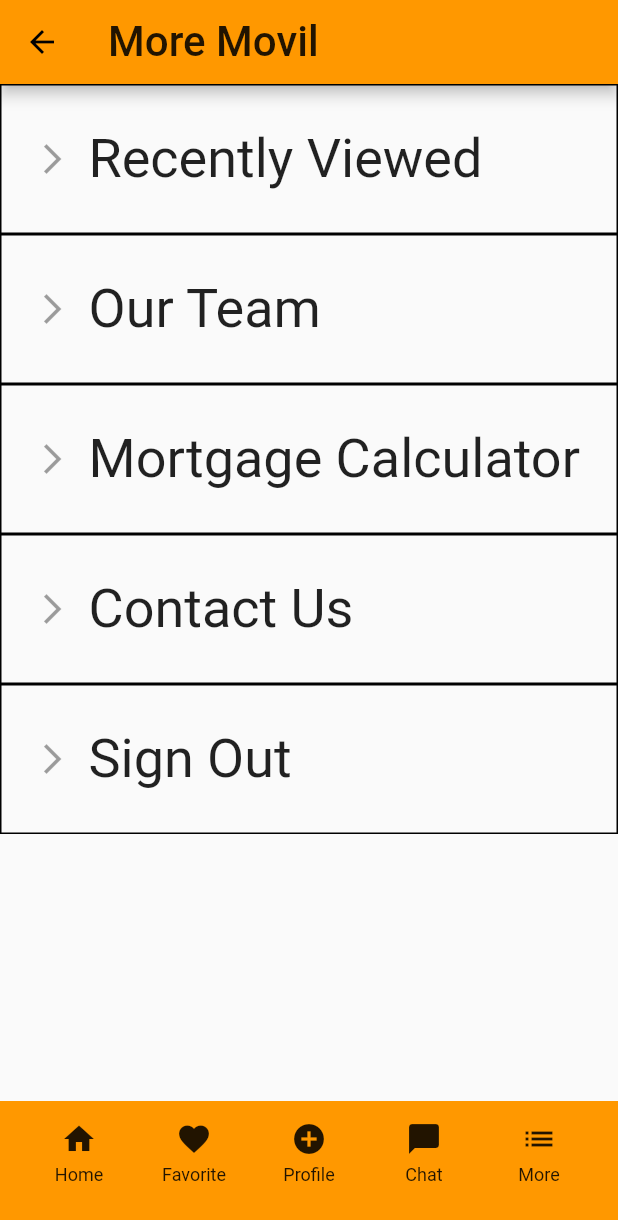
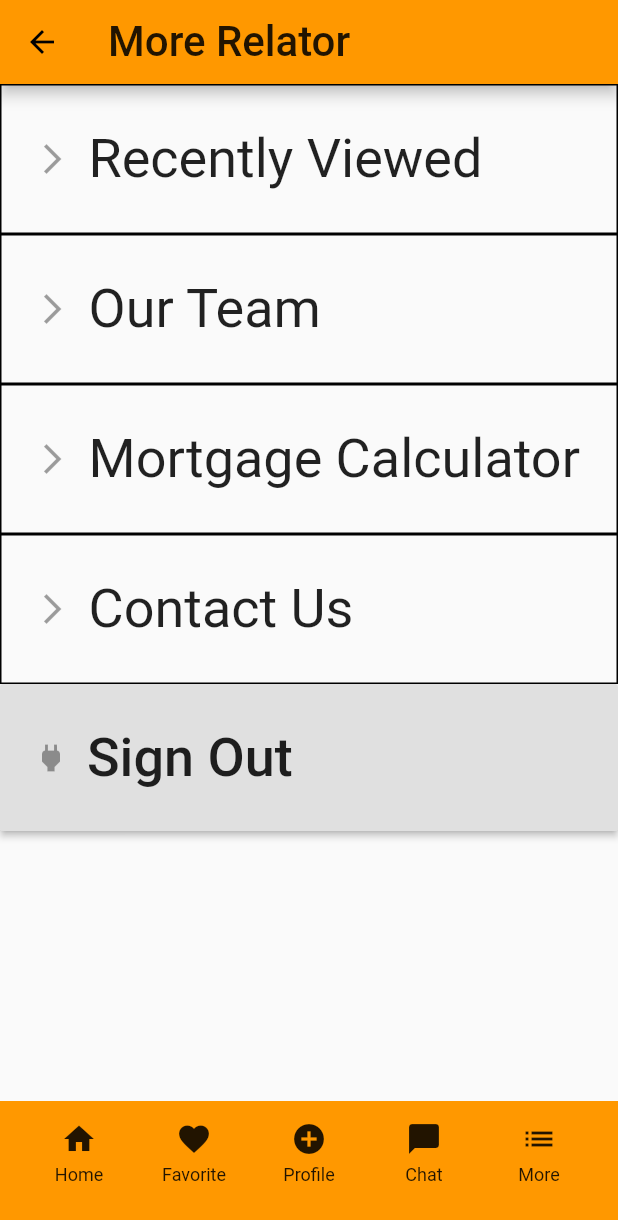
Before and after one commit to kochsj/RealRealty, a Flutter app: the MorePage screen opened by its route, on a phone screen of 412 x 824 dp. Shown: the top 1220 px of the screen. Run offline on Flutter 3.47's test engine with Material 2 defaults, Android fonts, the phone set to English and light mode, and no system bars; our stand-ins replace firebase_auth, sqflite; accounts and stored records are empty.

Commit message:
add firbase for iOS and signout in More

```diff
--- a/lib/views/home/more.dart
+++ b/lib/views/home/more.dart
@@ -1,5 +1,6 @@
 import 'package:flutter/material.dart';
 import 'package:realtyapp/models/custom_nav_bar.dart';
+import 'package:realtyapp/services/auth.dart';
 
 Text moreText() {
   return Text('More Page', style: TextStyle(fontSize: 36.0),  textWidthBasis: TextWidthBasis.longestLine,);
@@ -11,7 +12,6 @@ class MorePage extends StatelessWidget {
     'Our Team',
     'Mortgage Calculator',
     'Contact Us',
-    'Sign Out',
   ];
 
   @override
@@ -20,16 +20,14 @@ class MorePage extends StatelessWidget {
     for (String name in buttonNames){
       moreChildren.add(MorePageButton(name, Icons.arrow_forward_ios));
     }
+    moreChildren.add(MorePageSignOutButton());
 
     return Scaffold(
       appBar: AppBar(
-        title: Text('More Movil', style: TextStyle(fontSize: 28.0)),
+        title: Text('More Relator', style: TextStyle(fontSize: 28.0)),
       ),
-      body: Container(
-        child: Column(
-//          mainAxisAlignment: MainAxisAlignment.center,
-          children: moreChildren,
-        ),
+      body: ListView(
+        children: moreChildren,
       ),
       bottomNavigationBar: MyCustomNavBar(),
     );
@@ -61,3 +59,25 @@ class MorePageButton extends StatelessWidget {
     );
   }
 }
+
+class MorePageSignOutButton extends StatelessWidget {
+  final AuthService _auth = AuthService();
+
+  @override
+  Widget build(BuildContext context) {
+    double width = MediaQuery.of(context).size.width;
+
+    return RaisedButton(
+        padding: EdgeInsets.only(left: 10.0, top: 25.0, bottom: 25.0),
+        onPressed: () async {
+          await _auth.signOut();
+        },
+        child: Row(
+          children: <Widget>[
+            IconButton(icon: Icon(Icons.power)),
+            Text("Sign Out", style: TextStyle(fontSize: 36),),
+          ],
+        )
+    );
+  }
+}
```
Also changed, not shown: lib/main.dart (+0 -10 lines), lib/views/home/profile.dart (+9 -2 lines), lib/views/home/search.dart (+7 -5 lines), 4 other files.
